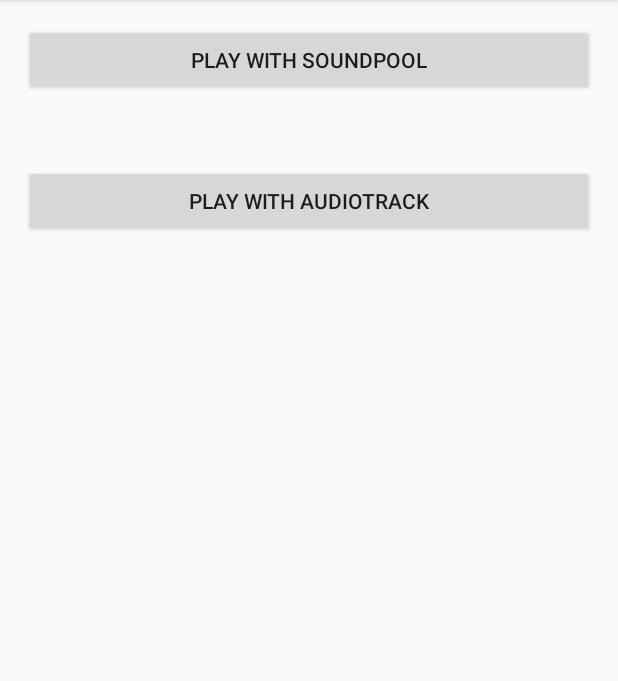
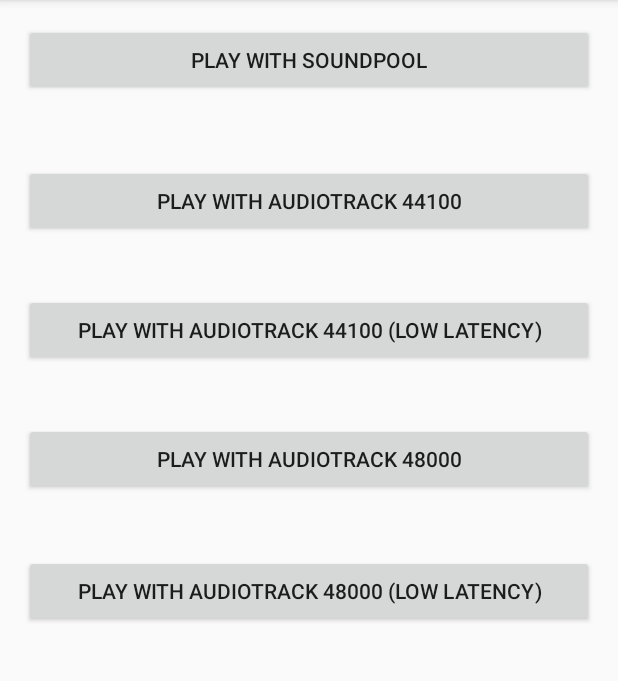
Before and after one commit to 5argon/AndroidPlayAudio, an Android app: the screen it shows after launch (MainActivity), on a phone screen of 412 x 824 dp, the part 84-765 px from its top. Run offline under Robolectric (Android 15) with nearby library versions, the phone set to English and light mode, and no system bars.

Commit message:
Added 5 buttons

```diff
--- a/app/build.gradle
+++ b/app/build.gradle
@@ -2,11 +2,11 @@ apply plugin: 'com.android.application'
 
 android {
     compileSdkVersion 25
-    buildToolsVersion "23.0.2"
+    buildToolsVersion '25.0.0'
 
     defaultConfig {
         applicationId "exceed7.playaudio"
-        minSdkVersion 25
+        minSdkVersion 23
         targetSdkVersion 25
         versionCode 1
         versionName "1.0"
--- a/app/src/main/java/exceed7/playaudio/MainActivity.java
+++ b/app/src/main/java/exceed7/playaudio/MainActivity.java
@@ -36,7 +36,7 @@ public class MainActivity extends AppCompatActivity {
             @Override
             public boolean onTouch(View v, MotionEvent event) {
                 if (event.getAction() == MotionEvent.ACTION_DOWN) {
-                   playWithSoundPool();
+                    playWithSoundPool();
                 }
                 return true;
             }
@@ -47,7 +47,40 @@ public class MainActivity extends AppCompatActivity {
             @Override
             public boolean onTouch(View v, MotionEvent event) {
                 if (event.getAction() == MotionEvent.ACTION_DOWN) {
-                    playWithAudioTrack();
+                    playWithAudioTrackNormal();
+                }
+                return true;
+            }
+        });
+
+        Button d = (Button) findViewById(R.id.button3);
+        d.setOnTouchListener(new View.OnTouchListener() {
+            @Override
+            public boolean onTouch(View v, MotionEvent event) {
+                if (event.getAction() == MotionEvent.ACTION_DOWN) {
+                    playWithAudioTrackLowLatency();
+                }
+                return true;
+            }
+        });
+
+        Button f = (Button) findViewById(R.id.button4);
+        f.setOnTouchListener(new View.OnTouchListener() {
+            @Override
+            public boolean onTouch(View v, MotionEvent event) {
+                if (event.getAction() == MotionEvent.ACTION_DOWN) {
+                    playWithAudioTrackNormal48();
+                }
+                return true;
+            }
+        });
+
+        Button g = (Button) findViewById(R.id.button5);
+        g.setOnTouchListener(new View.OnTouchListener() {
+            @Override
+            public boolean onTouch(View v, MotionEvent event) {
+                if (event.getAction() == MotionEvent.ACTION_DOWN) {
+                    playWithAudioTrackLowLatency48();
                 }
                 return true;
             }
@@ -62,13 +95,12 @@ public class MainActivity extends AppCompatActivity {
         Log.d("LOW LATENCY FEATURE : ",String.valueOf(hasLowLatencyFeature));
         Log.d("PRO AUDIO FEATURE : ", String.valueOf(hasProFeature));
 
-        for (int rate : new int[] {8000, 11025, 16000, 22050, 44100, 48000}) {  // add the rates you wish to check against
-            int bufferSize = AudioRecord.getMinBufferSize(rate, AudioFormat.CHANNEL_CONFIGURATION_DEFAULT, AudioFormat.ENCODING_PCM_16BIT);
-            if (bufferSize > 0) {
-                Log.d("SAMPLE RATE TEST", String.valueOf(rate) + " supported.");
+        AudioManager myAudioMgr = (AudioManager) getSystemService(getApplicationContext().AUDIO_SERVICE);
+        String nativeSampleRate = myAudioMgr.getProperty(AudioManager.PROPERTY_OUTPUT_SAMPLE_RATE);
+        Log.d("NATIVE SAMPLING RATE : ", nativeSampleRate);
 
-            }
-        }
+        String optimalBufferSize = myAudioMgr.getProperty(AudioManager.PROPERTY_OUTPUT_FRAMES_PER_BUFFER);
+        Log.d("OPTIMAL BUFFER SIZE : ", optimalBufferSize);
     }
 
     @Override
@@ -98,7 +130,7 @@ public class MainActivity extends AppCompatActivity {
         AudioAttributes attributes = new AudioAttributes.Builder()
                 .setUsage(AudioAttributes.USAGE_GAME)
                 .setContentType(AudioAttributes.CONTENT_TYPE_SONIFICATION)
-                .setFlags(AudioAttributes.FLAG_LOW_LATENCY)  //This is Nougat+ only (API 25) comment if you have lower
+                //.setFlags(AudioAttributes.FLAG_LOW_LATENCY)  //This is Nougat+ only (API 25) comment if you have lower
                 .build();
 
         SoundPool sp = new SoundPool.Builder()
@@ -114,13 +146,46 @@ public class MainActivity extends AppCompatActivity {
         });
     }
 
+    public void playWithAudioTrackNormal() {
+        AudioAttributes attributes = new AudioAttributes.Builder()
+                .setUsage(AudioAttributes.USAGE_GAME)
+                .setContentType(AudioAttributes.CONTENT_TYPE_SONIFICATION)
+                .build();
+        playWithAudioTrack(attributes, R.raw.assist, 44100);
+    }
+
+    public void playWithAudioTrackLowLatency() {
+        AudioAttributes attributes = new AudioAttributes.Builder()
+                .setUsage(AudioAttributes.USAGE_GAME)
+                .setContentType(AudioAttributes.CONTENT_TYPE_SONIFICATION)
+                .setFlags(AudioAttributes.FLAG_LOW_LATENCY) //This is Nougat+ only (API 25) comment if you have lower
+                .build();
+        playWithAudioTrack(attributes,R.raw.assist,44100);
+    }
+
+    public void playWithAudioTrackNormal48() {
+        AudioAttributes attributes = new AudioAttributes.Builder()
+                .setUsage(AudioAttributes.USAGE_GAME)
+                .setContentType(AudioAttributes.CONTENT_TYPE_SONIFICATION)
+                .build();
+        playWithAudioTrack(attributes,R.raw.assist48,48000);
+    }
+
+    public void playWithAudioTrackLowLatency48() {
+        AudioAttributes attributes = new AudioAttributes.Builder()
+                .setUsage(AudioAttributes.USAGE_GAME)
+                .setContentType(AudioAttributes.CONTENT_TYPE_SONIFICATION)
+                .build();
+        playWithAudioTrack(attributes,R.raw.assist48,48000);
+    }
+
     AudioTrack at;
     byte[] music = null;
-    public boolean playWithAudioTrack() {
+    public boolean playWithAudioTrack(AudioAttributes attributes, int audio, int samplingRate) {
 
         try {
-            InputStream is = getResources().openRawResource(R.raw.assist);
-            music = new byte[(int)getResources().openRawResourceFd(R.raw.assist).getLength()];
+            InputStream is = getResources().openRawResource(audio);
+            music = new byte[(int)getResources().openRawResourceFd(audio).getLength()];
             is.read(music);
             is.close();
         } catch (IOException e) {
@@ -128,14 +193,8 @@ public class MainActivity extends AppCompatActivity {
             return false;
         }
 
-        AudioAttributes attributes = new AudioAttributes.Builder()
-                .setUsage(AudioAttributes.USAGE_GAME)
-                .setContentType(AudioAttributes.CONTENT_TYPE_SONIFICATION)
-                .setFlags(AudioAttributes.FLAG_LOW_LATENCY) //This is Nougat+ only (API 25) comment if you have lower
-                .build();
-
         AudioFormat af =  new AudioFormat.Builder()
-                .setSampleRate(44100)
+                .setSampleRate(samplingRate)
                 .setEncoding(AudioFormat.ENCODING_PCM_16BIT)
                 .build();
 
--- a/app/src/main/res/layout/content_main.xml
+++ b/app/src/main/res/layout/content_main.xml
@@ -24,10 +24,40 @@
     <Button
         android:layout_width="wrap_content"
         android:layout_height="wrap_content"
-        android:text="Play with AudioTrack"
+        android:text="Play with AudioTrack 44100"
         android:id="@+id/button2"
         android:layout_below="@+id/button"
         android:layout_marginTop="46dp"
         android:layout_alignEnd="@+id/button"
         android:layout_alignParentStart="true" />
+
+    <Button
+        android:layout_width="wrap_content"
+        android:layout_height="wrap_content"
+        android:text="Play with AudioTrack 44100 (Low Latency)"
+        android:id="@+id/button3"
+        android:layout_marginTop="38dp"
+        android:layout_below="@+id/button2"
+        android:layout_alignParentStart="true"
+        android:layout_alignParentEnd="true" />
+
+    <Button
+        android:layout_width="wrap_content"
+        android:layout_height="wrap_content"
+        android:text="Play with AudioTrack 48000"
+        android:id="@+id/button4"
+        android:layout_below="@+id/button3"
+        android:layout_alignParentStart="true"
+        android:layout_marginTop="38dp"
+        android:layout_alignEnd="@+id/button3" />
+
+    <Button
+        android:layout_width="wrap_content"
+        android:layout_height="wrap_content"
+        android:text="Play with AudioTrack 48000 (Low Latency)"
+        android:id="@+id/button5"
+        android:layout_marginTop="40dp"
+        android:layout_below="@+id/button4"
+        android:layout_alignParentEnd="true"
+        android:layout_alignParentStart="true" />
 </RelativeLayout>
--- a/build.gradle
+++ b/build.gradle
@@ -5,7 +5,7 @@ buildscript {
         jcenter()
     }
     dependencies {
-        classpath 'com.android.tools.build:gradle:1.5.0'
+        classpath 'com.android.tools.build:gradle:2.3.1'
 
         // NOTE: Do not place your application dependencies here; they belong
         // in the individual module build.gradle files
```
Also changed, not shown: gradle/wrapper/gradle-wrapper.properties, 3 other files.
